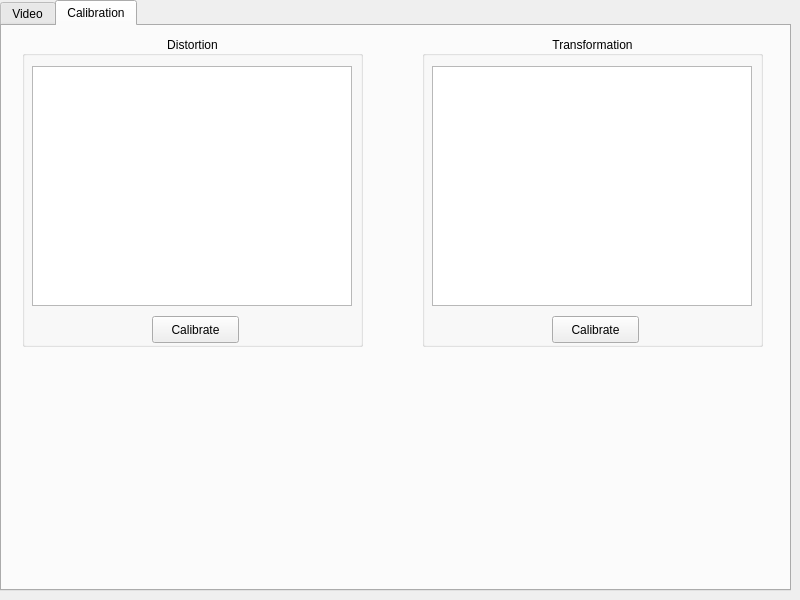
Qt form mrVision/src/mrVision/gui/mainGUI.ui (NorthernStars/MR-Vision) before a commit.
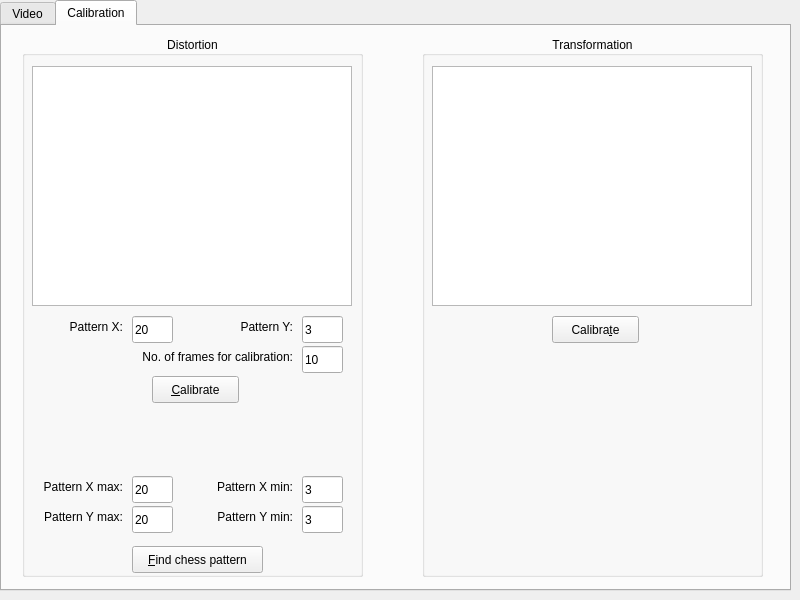
The same form after that commit. The open tabs and pages were chosen to show the change.

Commit message: Added searching for chessboard pattern.

```diff
--- a/mrVision/src/mrVision/gui/mainGUI.ui
+++ b/mrVision/src/mrVision/gui/mainGUI.ui
@@ -163,7 +163,7 @@
        <x>20</x>
        <y>10</y>
        <width>341</width>
-       <height>311</height>
+       <height>541</height>
       </rect>
      </property>
      <property name="title">
@@ -182,13 +182,13 @@
       <property name="geometry">
        <rect>
         <x>130</x>
-        <y>280</y>
+        <y>340</y>
         <width>87</width>
         <height>27</height>
        </rect>
       </property>
       <property name="text">
-       <string>Calibrate</string>
+       <string>&amp;Calibrate</string>
       </property>
      </widget>
      <widget class="QGraphicsView" name="graphicsView">
@@ -201,6 +201,222 @@
        </rect>
       </property>
      </widget>
+     <widget class="QLineEdit" name="txtPatternXMax">
+      <property name="geometry">
+       <rect>
+        <x>110</x>
+        <y>440</y>
+        <width>41</width>
+        <height>27</height>
+       </rect>
+      </property>
+      <property name="text">
+       <string>20</string>
+      </property>
+     </widget>
+     <widget class="QLineEdit" name="txtPatternYMax">
+      <property name="geometry">
+       <rect>
+        <x>110</x>
+        <y>470</y>
+        <width>41</width>
+        <height>27</height>
+       </rect>
+      </property>
+      <property name="text">
+       <string>20</string>
+      </property>
+     </widget>
+     <widget class="QLabel" name="lblPatternXMax">
+      <property name="geometry">
+       <rect>
+        <x>10</x>
+        <y>440</y>
+        <width>91</width>
+        <height>21</height>
+       </rect>
+      </property>
+      <property name="text">
+       <string>Pattern X max:</string>
+      </property>
+      <property name="alignment">
+       <set>Qt::AlignRight|Qt::AlignTrailing|Qt::AlignVCenter</set>
+      </property>
+     </widget>
+     <widget class="QPushButton" name="cmdFindPattern">
+      <property name="geometry">
+       <rect>
+        <x>110</x>
+        <y>510</y>
+        <width>131</width>
+        <height>27</height>
+       </rect>
+      </property>
+      <property name="text">
+       <string>&amp;Find chess pattern</string>
+      </property>
+     </widget>
+     <widget class="QLabel" name="lblPatternYMax">
+      <property name="geometry">
+       <rect>
+        <x>10</x>
+        <y>470</y>
+        <width>91</width>
+        <height>21</height>
+       </rect>
+      </property>
+      <property name="text">
+       <string>Pattern Y max:</string>
+      </property>
+      <property name="alignment">
+       <set>Qt::AlignRight|Qt::AlignTrailing|Qt::AlignVCenter</set>
+      </property>
+     </widget>
+     <widget class="QLineEdit" name="txtPatternXMin">
+      <property name="geometry">
+       <rect>
+        <x>280</x>
+        <y>440</y>
+        <width>41</width>
+        <height>27</height>
+       </rect>
+      </property>
+      <property name="text">
+       <string>3</string>
+      </property>
+     </widget>
+     <widget class="QLabel" name="lblPatternXMin">
+      <property name="geometry">
+       <rect>
+        <x>180</x>
+        <y>440</y>
+        <width>91</width>
+        <height>21</height>
+       </rect>
+      </property>
+      <property name="text">
+       <string>Pattern X min:</string>
+      </property>
+      <property name="alignment">
+       <set>Qt::AlignRight|Qt::AlignTrailing|Qt::AlignVCenter</set>
+      </property>
+     </widget>
+     <widget class="QLineEdit" name="txtPatternYMin">
+      <property name="geometry">
+       <rect>
+        <x>280</x>
+        <y>470</y>
+        <width>41</width>
+        <height>27</height>
+       </rect>
+      </property>
+      <property name="text">
+       <string>3</string>
+      </property>
+     </widget>
+     <widget class="QLabel" name="lblPatternYMin">
+      <property name="geometry">
+       <rect>
+        <x>180</x>
+        <y>470</y>
+        <width>91</width>
+        <height>21</height>
+       </rect>
+      </property>
+      <property name="text">
+       <string>Pattern Y min:</string>
+      </property>
+      <property name="alignment">
+       <set>Qt::AlignRight|Qt::AlignTrailing|Qt::AlignVCenter</set>
+      </property>
+     </widget>
+     <widget class="QLabel" name="lblPatternY">
+      <property name="geometry">
+       <rect>
+        <x>180</x>
+        <y>280</y>
+        <width>91</width>
+        <height>21</height>
+       </rect>
+      </property>
+      <property name="text">
+       <string>Pattern Y:</string>
+      </property>
+      <property name="alignment">
+       <set>Qt::AlignRight|Qt::AlignTrailing|Qt::AlignVCenter</set>
+      </property>
+     </widget>
+     <widget class="QLineEdit" name="txtPatternY">
+      <property name="geometry">
+       <rect>
+        <x>280</x>
+        <y>280</y>
+        <width>41</width>
+        <height>27</height>
+       </rect>
+      </property>
+      <property name="text">
+       <string>3</string>
+      </property>
+     </widget>
+     <widget class="QLineEdit" name="txtPatternX">
+      <property name="geometry">
+       <rect>
+        <x>110</x>
+        <y>280</y>
+        <width>41</width>
+        <height>27</height>
+       </rect>
+      </property>
+      <property name="text">
+       <string>20</string>
+      </property>
+     </widget>
+     <widget class="QLabel" name="lblPatternX">
+      <property name="geometry">
+       <rect>
+        <x>10</x>
+        <y>280</y>
+        <width>91</width>
+        <height>21</height>
+       </rect>
+      </property>
+      <property name="text">
+       <string>Pattern X:</string>
+      </property>
+      <property name="alignment">
+       <set>Qt::AlignRight|Qt::AlignTrailing|Qt::AlignVCenter</set>
+      </property>
+     </widget>
+     <widget class="QLineEdit" name="txtCalibrationFrames">
+      <property name="geometry">
+       <rect>
+        <x>280</x>
+        <y>310</y>
+        <width>41</width>
+        <height>27</height>
+       </rect>
+      </property>
+      <property name="text">
+       <string>10</string>
+      </property>
+     </widget>
+     <widget class="QLabel" name="lblCalibrationFrames">
+      <property name="geometry">
+       <rect>
+        <x>20</x>
+        <y>310</y>
+        <width>251</width>
+        <height>21</height>
+       </rect>
+      </property>
+      <property name="text">
+       <string>No. of frames for calibration:</string>
+      </property>
+      <property name="alignment">
+       <set>Qt::AlignRight|Qt::AlignTrailing|Qt::AlignVCenter</set>
+      </property>
+     </widget>
     </widget>
     <widget class="QGroupBox" name="grbTransformation">
      <property name="geometry">
@@ -208,7 +424,7 @@
        <x>420</x>
        <y>10</y>
        <width>341</width>
-       <height>311</height>
+       <height>541</height>
       </rect>
      </property>
      <property name="title">
@@ -233,7 +449,7 @@
        </rect>
       </property>
       <property name="text">
-       <string>Calibrate</string>
+       <string>Calibra&amp;te</string>
       </property>
      </widget>
      <widget class="QGraphicsView" name="graphicsView_2">
```
Left out of the diff: 4 changed lines with no effect on the pictures. The commit also changes 10 other files.
